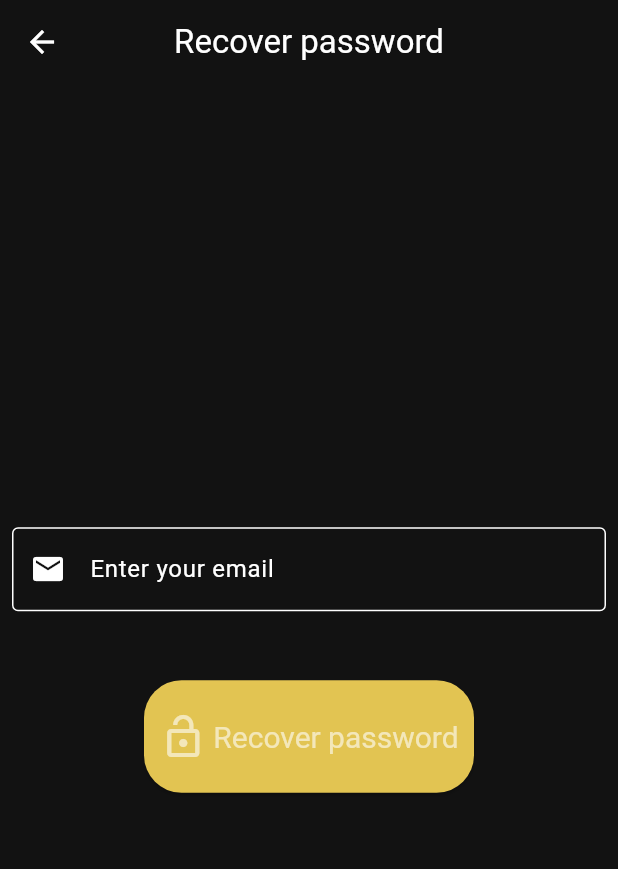
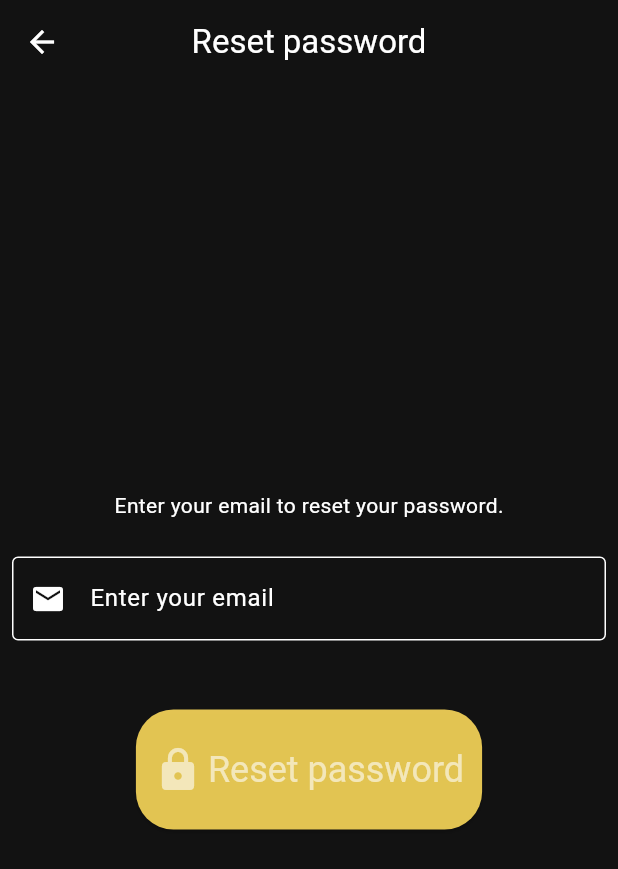
Before and after one commit to nicolas-ferrada/mycustomnotes_website, a Flutter app: the PasswordRecoverPage screen opened by its route, on a phone screen of 412 x 824 dp. Shown: the top 869 px of the screen. Run offline on Flutter 3.47's test engine with Material 2 defaults, Android fonts, the phone set to English and light mode, and no system bars; our stand-ins replace cloud_firestore, connectivity_plus, firebase_auth, firebase_core, share_plus, shared_preferences; missing offline and left inert: any_link_preview; accounts and stored records are empty; generated files the repository leaves out were written again; network calls fail.

Commit message:
Reset password page and functions modified

```diff
--- a/lib/presentation/pages/login_page/login_page.dart
+++ b/lib/presentation/pages/login_page/login_page.dart
@@ -101,6 +101,7 @@ class _LoginPageState extends State<LoginPage> {
                         context: context,
                       );
                     } catch (errorMessage) {
+                      // errorMessage is the custom message sent by the firebase function.
                       ExceptionsAlertDialog.showErrorDialog(
                           context, errorMessage.toString());
                     }
--- a/lib/presentation/pages/password_recover_page/password_recover_page.dart
+++ b/lib/presentation/pages/password_recover_page/password_recover_page.dart
@@ -24,12 +24,23 @@ class _PasswordRecoverPageState extends State<PasswordRecoverPage> {
     return Scaffold(
       appBar: AppBar(
         centerTitle: true,
-        title: const Text('Recover password'),
+        title: const Text('Reset password'),
       ),
       body: Center(
         child: Column(
           mainAxisAlignment: MainAxisAlignment.center,
           children: [
+            // Explanation to the user
+            Padding(
+              padding: const EdgeInsets.all(8),
+              child: Text(
+                'Enter your email to reset your password.',
+                style: const TextStyle(fontSize: 14),
+              ),
+            ),
+            const SizedBox(
+              height: 8,
+            ),
             //Mail user input
             Padding(
               padding: const EdgeInsets.all(8.0),
@@ -50,32 +61,34 @@ class _PasswordRecoverPageState extends State<PasswordRecoverPage> {
               padding: const EdgeInsets.all(8.0),
               child: ElevatedButton.icon(
                 icon: const Icon(
-                  Icons.lock_open,
+                  Icons.lock,
                   size: 32,
                 ),
-                label: const Text(
-                  'Recover password',
-                  style: TextStyle(fontSize: 20),
+                label: Text(
+                  'Reset password',
+                  style: const TextStyle(fontSize: 24),
                 ),
                 style: ElevatedButton.styleFrom(
                   textStyle: const TextStyle(fontSize: 30),
                   backgroundColor: const Color.fromRGBO(250, 216, 90, 0.9),
-                  minimumSize: const Size(220, 75),
+                  minimumSize: const Size(220, 70),
                   shape: RoundedRectangleBorder(
-                    borderRadius: BorderRadius.circular(25),
-                  ),
-                  padding: const EdgeInsets.all(10),
+                      borderRadius: BorderRadius.circular(25)),
+                  padding:
+                      const EdgeInsets.symmetric(horizontal: 12, vertical: 24),
                 ),
-                onPressed: () {
+                onPressed: () async {
                   // Send a email to recover the access of the account of the specified mail
                   try {
-                    AuthUserService.recoverPasswordUserFirebase(
-                            email: _emailRecoverPasswordController.text)
-                        .then(
+                    await AuthUserService.recoverPasswordUserFirebase(
+                      email: _emailRecoverPasswordController.text,
+                      context: context,
+                    ).then(
                       (_) => Navigator.maybePop(context)
                           .then((_) => dialogSucessfulMailSent(context)),
                     );
                   } catch (errorMessage) {
+                    // errorMessage is the custom message sent by the firebase function.
                     ExceptionsAlertDialog.showErrorDialog(
                         context, errorMessage.toString());
                   }
@@ -94,13 +107,13 @@ class _PasswordRecoverPageState extends State<PasswordRecoverPage> {
       builder: (BuildContext context) {
         return AlertDialog(
           elevation: 3,
-          backgroundColor: const Color.fromARGB(255, 66, 253, 162),
+          backgroundColor: const Color.fromARGB(255, 7, 202, 40),
           title: const Center(
             child: Text('Successful'),
           ),
           content: const Text(
-            'An email to recover your account was sent',
-            style: TextStyle(color: Colors.white),
+            'An email to reset your password was sent.',
+            style: TextStyle(color: Colors.white, fontSize: 16),
           ),
           actions: [
             ElevatedButton(
@@ -109,7 +122,7 @@ class _PasswordRecoverPageState extends State<PasswordRecoverPage> {
                 Navigator.maybePop(context);
               },
               child: const Text(
-                'Close',
+                'Ok',
                 style: TextStyle(color: Colors.black),
               ),
             ),
--- a/lib/presentation/pages/register_page/register_page.dart
+++ b/lib/presentation/pages/register_page/register_page.dart
@@ -115,6 +115,7 @@ class _RegisterPageState extends State<RegisterPage> {
                           context: context,
                         ).then((_) => Navigator.maybePop(context));
                       } catch (errorMessage) {
+                        // errorMessage is the custom message sent by the firebase function.
                         ExceptionsAlertDialog.showErrorDialog(
                             context, errorMessage.toString());
                       }
```
Also changed, not shown: lib/domain/services/auth_user_service.dart (+3 -4 lines).
